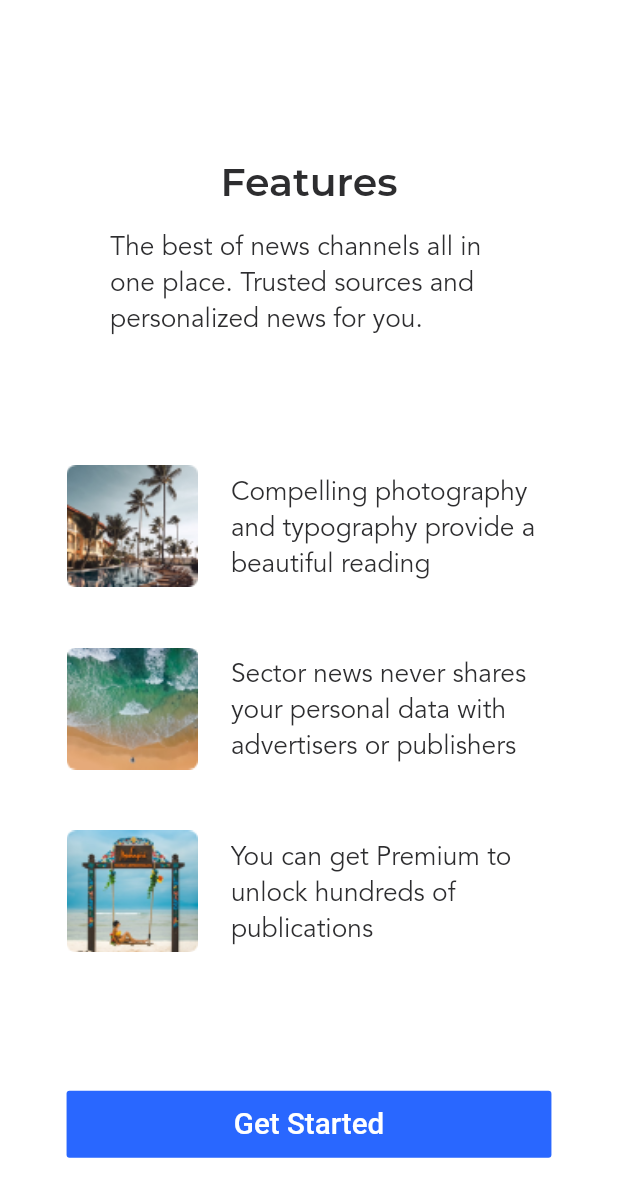
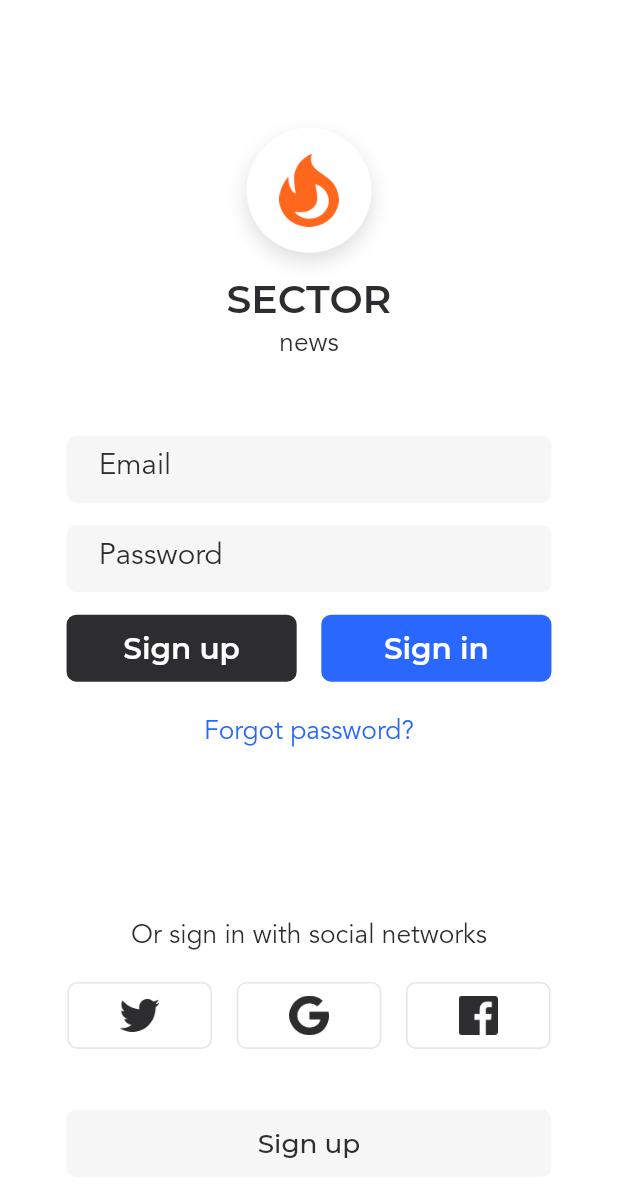
Before and after one commit to liuyousama/flutter_news, a Flutter app: the LYWelcomePage screen opened by its route, after a tap on "Get Started", on a phone screen of 412 x 824 dp. Shown: the top 1197 px of the screen. Run offline on Flutter 3.47's test engine with Material 2 defaults, Android fonts, the phone set to English and light mode, and no system bars; our stand-ins replace dio, shared_preferences; accounts and stored records are empty.

Commit message:
【feat】：登录页面UI编写

```diff
--- a/lib/core/color/color.dart
+++ b/lib/core/color/color.dart
@@ -22,4 +22,25 @@ class LYAppColor {
   /// 主控件-文字
   Color get primaryElementText =>
       [Color.fromARGB(255, 255, 255, 255),Color.fromARGB(255, 255, 255, 255)][index];
+
+  /// 第二种控件-背景色 淡灰色
+  Color get secondaryElement =>
+      [Color.fromARGB(255, 246, 246, 246),Color.fromARGB(255, 246, 246, 246)][index];
+
+  /// 第二种控件-文本 浅蓝色
+  Color get secondaryElementText =>
+      [Color.fromARGB(255, 41, 103, 255),Color.fromARGB(255, 41, 103, 255)][index];
+
+  /// 第三种控件-背景色 石墨色
+  Color get thirdElement =>
+      [Color.fromARGB(255, 45, 45, 47),Color.fromARGB(255, 45, 45, 47)][index];
+
+  /// 第三种控件-文本 浅灰色2
+  Color get thirdElementText =>
+      [Color.fromARGB(255, 141, 141, 142),Color.fromARGB(255, 141, 141, 142)][index];
+
+
+  Color get borderColor1 =>
+      [Color.fromARGB(255, 230, 230, 231),Color.fromARGB(255, 230, 230, 231)][index];
+
 }
--- /dev/null
+++ b/lib/core/extensions/double+screen_adapt.dart
@@ -0,0 +1,7 @@
+import 'package:flutter_news/core/utils/screen_util.dart';
+
+extension ScreenAdaptDouble on double {
+  double get lyWidth => LYScreenUtil.widthAdapt(this);
+  double get lyHeight => LYScreenUtil.heightAdapt(this);
+  double get lyFont => LYScreenUtil.fontAdapt(this);
+}
--- a/lib/core/extensions/extension.dart
+++ b/lib/core/extensions/extension.dart
@@ -1 +1,2 @@
 export './int+screen_adapt.dart';
+export './double+screen_adapt.dart';
--- a/lib/core/extensions/int+screen_adapt.dart
+++ b/lib/core/extensions/int+screen_adapt.dart
@@ -1,7 +1,7 @@
 
 import 'package:flutter_news/core/utils/screen_util.dart';
 
-extension ScreenAdapt on int {
+extension ScreenAdaptInt on int {
   double get lyWidth => LYScreenUtil.widthAdapt(this.toDouble());
   double get lyHeight => LYScreenUtil.heightAdapt(this.toDouble());
   double get lyFont => LYScreenUtil.fontAdapt(this.toDouble());
--- a/lib/core/route/route.dart
+++ b/lib/core/route/route.dart
@@ -1,12 +1,14 @@
 import 'package:flutter/cupertino.dart';
 import 'package:flutter/material.dart';
+import 'package:flutter_news/ui/pages/sign_in/sign_in.dart';
 import 'package:flutter_news/ui/pages/welcome/welcome.dart';
 
 class LYRoute {
   static const initialRoute = LYWelcomePage.routeName;
 
   static final routes = {
-    LYWelcomePage.routeName: (context) => LYWelcomePage()
+    LYWelcomePage.routeName: (context) => LYWelcomePage(),
+    LYSignInPage.routeName: (context) => LYSignInPage()
   };
 
   // ignore: top_level_function_literal_block
--- /dev/null
+++ b/lib/ui/pages/sign_in/sign_in.dart
@@ -0,0 +1,258 @@
+import 'package:flutter/material.dart';
+import 'package:flutter_news/core/color/color.dart';
+import 'package:flutter_news/core/extensions/extension.dart';
+
+class LYSignInPage extends StatefulWidget {
+  static const routeName = "/signin";
+
+  @override
+  _LYSignInPageState createState() => _LYSignInPageState();
+}
+
+class _LYSignInPageState extends State<LYSignInPage> {
+  final emailController = TextEditingController();
+  final pwdController = TextEditingController();
+
+  @override
+  Widget build(BuildContext context) {
+    // GestureDetector: 点击界面空白处回收键盘
+    return GestureDetector(
+      onTap: ()=>FocusScope.of(context).requestFocus(FocusNode()),
+      child: Scaffold(
+        backgroundColor: LYAppColor(context).primaryBackground,
+        // SingleChildScrollView: 键盘弹出时，界面可滚动
+        body: SingleChildScrollView(
+          child: Column(
+            crossAxisAlignment: CrossAxisAlignment.center,
+            children: [
+              _buildTopLogo(context),
+              ..._buildLogoText(context),
+              _buildTextField(context, emailController, "Email", false),
+              _buildTextField(context, pwdController, "Password", true),
+              _buildActionButton(context),
+              _buildForgetPwd(context),
+              _buildExplainText(context),
+              _buildSocialLogin(context),
+              _buildBottomSignUp(context)
+            ],
+          ),
+        ),
+      ),
+    );
+  }
+  /// logo
+  Widget _buildTopLogo(BuildContext context) {
+    return Container(
+      margin: EdgeInsets.only(top: 84.lyHeight),
+      alignment: Alignment.center,
+      child: Stack(
+        alignment: Alignment.center,
+        children: [
+          Container(
+            height: 76.lyWidth,
+            width: 76.lyWidth,
+            decoration: BoxDecoration(
+              color: LYAppColor(context).primaryBackground,
+              borderRadius: BorderRadius.circular((76/2).lyWidth),
+              boxShadow: [BoxShadow(
+                  color: Color(0x261B1B1D),
+                  offset: Offset(0, 5.lyWidth),
+                  blurRadius: 10.lyWidth)],
+            ),
+          ),
+          Image.asset("assets/images/signin_icon.png",
+            width: 36.lyWidth,
+            height: 48.lyHeight,
+            fit: BoxFit.fill,
+          )
+        ],
+      )
+    );
+  }
+  /// logo下方的文字
+  List<Widget> _buildLogoText(BuildContext context) {
+    return [
+      SizedBox(height: 15.lyHeight,),
+      Text("SECTOR", style: TextStyle(
+        fontFamily: "Montserrat",
+        fontWeight: FontWeight.w600,
+        color: LYAppColor(context).primaryText,
+        fontSize: 24.lyFont
+      )),
+      Text("news", style: TextStyle(
+        fontFamily: "Avenir",
+        fontWeight: FontWeight.normal,
+        color: LYAppColor(context).primaryText,
+        fontSize: 16.lyFont
+      ),),
+      SizedBox(height: 50.lyHeight,)
+    ];
+  }
+  /// 创建两个输入框
+  Widget _buildTextField(BuildContext context, TextEditingController controller,
+      String placeholder, bool isSecure)
+  {
+    final inputDecoration = InputDecoration(
+      hintStyle: TextStyle(
+        fontFamily: "Avenir",
+        color: LYAppColor(context).primaryText,
+        fontWeight: FontWeight.normal,
+        fontSize: 18.lyFont
+      ),
+      hintText: placeholder,
+      icon: SizedBox(width: 5.lyWidth),
+      // 当输入框中有内容时，出现一个清除按钮
+      suffixIcon: (controller.text != "")
+          ? GestureDetector(
+              child: Icon(Icons.close,color: LYAppColor(context).primaryText),
+              onTap: ()=>setState((){controller.text = "";}),
+            )
+          : null,
+      border: InputBorder.none
+    );
+
+    return Container(
+      height: 44.lyHeight,
+      width: 295.lyWidth,
+      margin: EdgeInsets.only(bottom: 15),
+      decoration: BoxDecoration(
+        borderRadius: BorderRadius.circular(6.lyWidth),
+        color: LYAppColor(context).secondaryElement,
+      ),
+      child: TextField(
+        decoration: inputDecoration,
+        controller: controller,
+        obscureText: isSecure,
+        onChanged: (_)=>setState((){}),
+        onEditingComplete: ()=>FocusScope.of(context).requestFocus(FocusNode()),
+        onSubmitted: (_)=>FocusScope.of(context).requestFocus(FocusNode()),
+      ),
+    );
+  }
+  /// 注册登录按钮
+  Widget _buildActionButton(BuildContext context) {
+    final textStyle = TextStyle(
+      fontSize: 18.lyFont,
+      color: LYAppColor(context).primaryElementText,
+      fontFamily: "Montserrat",
+      fontWeight: FontWeight.w600
+    );
+    return Row(
+      mainAxisAlignment: MainAxisAlignment.center,
+      children: [
+        Container(
+          height: 44.lyHeight,
+          width: 140.lyWidth,
+
+          child: FlatButton(
+            color: LYAppColor(context).thirdElement,
+            shape: RoundedRectangleBorder(borderRadius: BorderRadius.circular(6.lyWidth)),
+            child: Text("Sign up", style: textStyle),
+            onPressed: ()=>print("登录"),
+          ),
+        ),
+        Container(
+          height: 44.lyHeight,
+          width: 140.lyWidth,
+          margin: EdgeInsets.only(left: 15.lyWidth),
+          child: FlatButton(
+            color: LYAppColor(context).primaryElement,
+            shape: RoundedRectangleBorder(borderRadius: BorderRadius.circular(6.lyWidth)),
+            child: Text("Sign in", style: textStyle),
+            onPressed: ()=>print("注册"),
+          ),
+        )
+      ],
+    );
+  }
+  /// 忘记密码
+  Widget _buildForgetPwd(BuildContext context) {
+    return Container(
+      margin: EdgeInsets.only(top: 20.lyHeight),
+      child: GestureDetector(
+        onTap: ()=>print("忘记密码"),
+        child: Text("Forgot password?", style: TextStyle(
+          color: LYAppColor(context).secondaryElementText,
+          fontFamily: "Avenir",
+          fontWeight: FontWeight.normal,
+          fontSize: 16.lyFont
+        ),),
+      ),
+    );
+  }
+  /// 说明文字
+  Widget _buildExplainText(BuildContext context) {
+    const explainText = "Or sign in with social networks";
+    return Container(
+      margin: EdgeInsets.only(top: 110.lyHeight,bottom: 20.lyHeight),
+      child: Text(explainText, style: TextStyle(
+        fontFamily: "Avenir",
+        fontWeight: FontWeight.normal,
+        fontSize: 16.lyFont,
+        color: LYAppColor(context).primaryText
+      )),
+    );
+  }
+  /// 社交登录按钮
+  Widget _buildSocialLogin(BuildContext context) {
+    final btn = (String icon, String url) {
+      return GestureDetector(
+        onTap: ()=>print("点击了$url"),
+        child: Stack(
+          alignment: Alignment.center,
+          children: [
+            Container(
+              width: 88.lyWidth,
+              height: 44.lyHeight,
+              decoration: BoxDecoration(
+                color: LYAppColor(context).primaryBackground,
+                borderRadius: BorderRadius.circular(6.lyWidth),
+                border: Border.all(
+                  color: LYAppColor(context).borderColor1,
+                  width: 1.lyWidth
+                )
+              ),
+            ),
+            Image.asset("assets/images/$icon.png",
+              height: 24.lyWidth,
+              width: 24.lyWidth,
+              fit: BoxFit.fill,
+            )
+          ]
+
+        ),
+      );
+    };
+
+    return Row(
+      mainAxisAlignment: MainAxisAlignment.center,
+      children: [
+        btn("signin_twitter", "推特"), SizedBox(width: 15.lyWidth,),
+        btn("signin_google", "谷歌"), SizedBox(width: 15.lyWidth,),
+        btn("signin_facebook", "Facebook")
+      ],
+    );
+  }
+  /// 底部的注册按钮
+  Widget _buildBottomSignUp(BuildContext context) {
+    return GestureDetector(
+      onTap: ()=>print("注册"),
+      child: Container(
+        width: 295.lyWidth,
+        height: 44.lyHeight,
+        alignment: Alignment.center,
+        margin: EdgeInsets.only(top: 40.lyHeight),
+        decoration: BoxDecoration(
+          color: LYAppColor(context).secondaryElement,
+          borderRadius: BorderRadius.circular(6.lyWidth)
+        ),
+        child: Text("Sign up", style: TextStyle(
+          fontFamily: "Montserrat",
+          fontWeight: FontWeight.w500,
+          color: LYAppColor(context).primaryText,
+          fontSize: 16.lyFont
+        )),
+      ),
+    );
+  }
+}
--- a/lib/ui/pages/welcome/welcome.dart
+++ b/lib/ui/pages/welcome/welcome.dart
@@ -3,6 +3,7 @@ import 'package:flutter_news/core/extensions/extension.dart';
 
 import 'package:flutter_news/core/color/color.dart';
 import 'package:flutter_news/core/utils/screen_util.dart';
+import 'package:flutter_news/ui/pages/sign_in/sign_in.dart';
 
 const _headerDetailText = "The best of news channels all in one place. Trusted sources and personalized news for you.";
 const _featureText1 = "Compelling photography and typography provide a beautiful reading";
@@ -93,7 +94,10 @@ class LYWelcomePage extends StatelessWidget {
         color: LYAppColor(context).primaryElement,
         textColor: LYAppColor(context).primaryElementText,
         child: Text("Get Started", style: TextStyle(fontSize: 18.lyFont)),
-        onPressed: ()=>print("点击了开始按钮"),
+        onPressed: (){
+          Navigator.of(context).pushNamed(LYSignInPage.routeName);
+          print("点击了开始按钮");
+        },
       ),
     );
   }
```
Also changed, not shown: assets/images/2.0x/signin_facebook.png (added), assets/images/2.0x/signin_google.png (added), assets/images/2.0x/signin_icon.png (added), assets/images/2.0x/signin_twitter.png (added), assets/images/3.0x/signin_facebook.png (added), assets/images/3.0x/signin_google.png (added), assets/images/3.0x/signin_icon.png (added), assets/images/3.0x/signin_twitter.png (added), assets/images/signin_facebook.png (added), assets/images/signin_google.png (added), assets/images/signin_icon.png (added), assets/images/signin_twitter.png (added).
